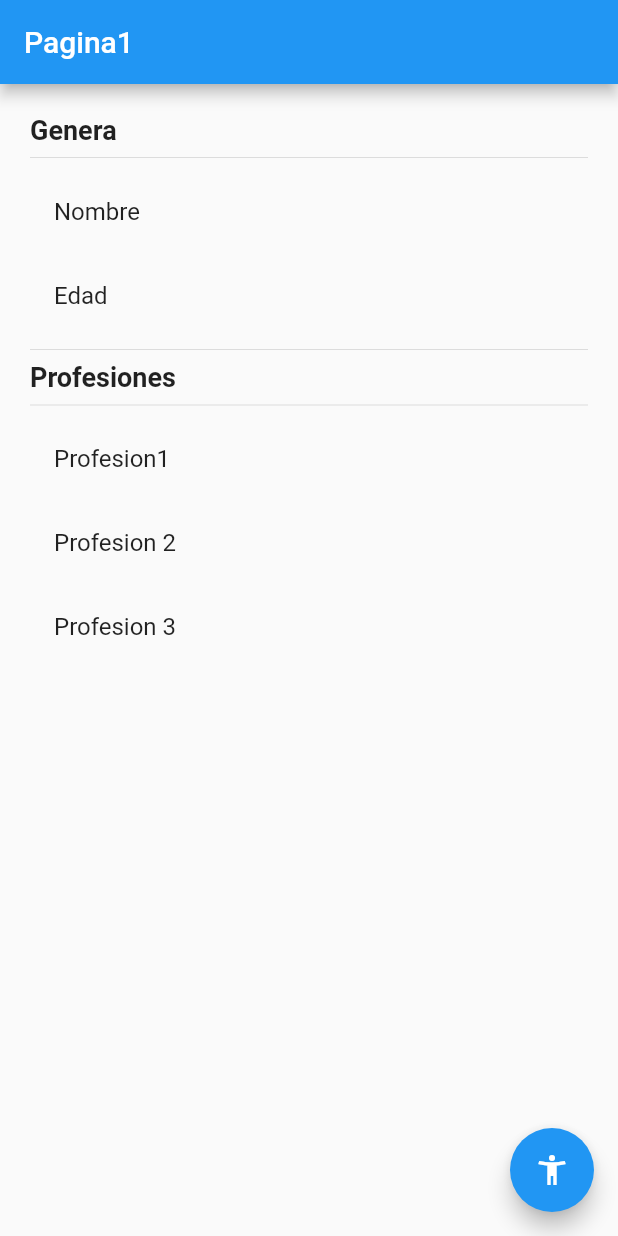
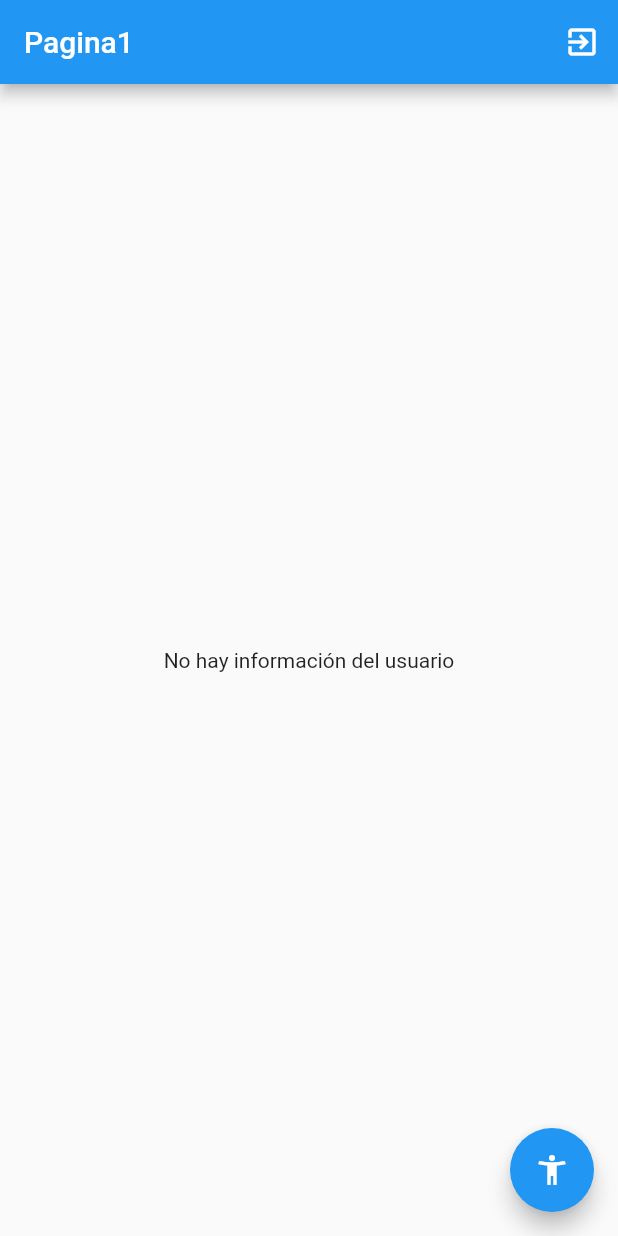
Before and after one commit to arsubo/patrones_providers_bloc, a Flutter app: the screen it shows after launch, on a phone screen of 412 x 824 dp. Run offline on Flutter 3.47's test engine with Material 2 defaults, Android fonts, the phone set to English and light mode, and no system bars; our stand-ins replace flutter_bloc.

Commit message:
Rama cubit terminada

```diff
--- /dev/null
+++ b/lib/bloc/usuario/usuario_cubit.dart
@@ -0,0 +1,47 @@
+/*
+Este archivo se encargad de englobar todas las peticiones
+como por ejemplo los llamados http
+  cubit de este directorio administra los estados del otro archivo
+*/
+
+import 'package:flutter/cupertino.dart';
+import 'package:flutter_bloc/flutter_bloc.dart';
+import 'package:estados_app/models/usuario.dart';
+
+//como los archivos son partes
+part 'usuario_state.dart';
+
+class UsuarioCubit extends Cubit<UsuarioState> {
+  UsuarioCubit() : super(UsuarioInit());
+
+  void seleccionaUsuario(Usuario user) {
+    emit(UsuarioActivo(user));
+  }
+
+  void cambiarEdad(int edad) {
+    final currentState = state;
+
+    if (currentState is UsuarioActivo) {
+      final newUser = currentState.usuario.copyWith(edad: edad);
+      emit(UsuarioActivo(newUser));
+    }
+  }
+
+  void agregarProfesion() {
+    final currentState = state;
+
+    if (currentState is UsuarioActivo) {
+      final newProfesiones = [
+        ...currentState.usuario.profesiones,
+        'Profesión ${currentState.usuario.profesiones.length + 1}'
+      ];
+      final newUser =
+          currentState.usuario.copyWith(profesiones: newProfesiones);
+      emit(UsuarioActivo(newUser));
+    }
+  }
+
+  void borrarUsuario() {
+    emit(UsuarioInit());
+  }
+}
--- /dev/null
+++ b/lib/bloc/usuario/usuario_state.dart
@@ -0,0 +1,18 @@
+part of 'usuario_cubit.dart';
+
+@immutable
+abstract class UsuarioState {}
+
+class UsuarioInit extends UsuarioState {
+  //aqui se definen los valores iniciales
+  final existeUsuario = false;
+}
+
+class UsuarioActivo extends UsuarioState {
+  final existeUsuario = true;
+  final Usuario usuario;
+
+  UsuarioActivo(this.usuario);
+
+
+}
--- a/lib/main.dart
+++ b/lib/main.dart
@@ -1,4 +1,7 @@
 import 'package:flutter/material.dart';
+import 'package:flutter_bloc/flutter_bloc.dart';
+
+import 'package:estados_app/bloc/usuario/usuario_cubit.dart';
 
 import 'package:estados_app/pages/pagina1_large.dart';
 import 'package:estados_app/pages/pagina2_large.dart';
@@ -7,7 +10,11 @@ void main() => runApp(MyApp());
 class MyApp extends StatelessWidget {
   @override
   Widget build(BuildContext context) {
-    return MaterialApp(
+    return MultiBlocProvider(
+          providers: [
+            BlocProvider(create: ( _ ) => UsuarioCubit(),)
+          ],
+          child: MaterialApp(
         debugShowCheckedModeBanner: false,
         title: 'Material App',
         initialRoute: 'pagina1',
@@ -15,6 +22,7 @@ class MyApp extends StatelessWidget {
           'pagina1': ( _ ) => Pagina1Page(),
           'pagina2': ( _ ) => Pagina2Page()
         },
+      ),
     );
   }
 }
--- a/lib/models/usuario.dart
+++ b/lib/models/usuario.dart
@@ -1,7 +1,14 @@
 class Usuario {
-  String nombre;
-  int edad;
-  List<String> profesiones;
+  final String nombre;
+  final int edad;
+  final List<String> profesiones;
 
   Usuario({this.nombre, this.edad, this.profesiones});
+
+  Usuario copyWith({String nombre, int edad, List<String> profesiones}) {
+    return Usuario(
+        nombre: nombre ?? this.nombre,
+        edad: edad ?? this.edad,
+        profesiones: profesiones ?? this.profesiones);
+  }
 }
--- a/lib/pages/pagina1_large.dart
+++ b/lib/pages/pagina1_large.dart
@@ -1,4 +1,8 @@
 import 'package:flutter/material.dart';
+import 'package:flutter_bloc/flutter_bloc.dart';
+
+import 'package:estados_app/bloc/usuario/usuario_cubit.dart';
+import 'package:estados_app/models/usuario.dart';
 
 class Pagina1Page extends StatelessWidget {
   @override
@@ -6,8 +10,15 @@ class Pagina1Page extends StatelessWidget {
     return Scaffold(
       appBar: AppBar(
         title: Text('Pagina1'),
+        actions: [
+          IconButton(
+              icon: Icon(Icons.exit_to_app),
+              onPressed: () {
+                context.bloc<UsuarioCubit>().borrarUsuario();
+              })
+        ],
       ),
-      body: InformacionUsuarios(),
+      body: BodyScaffold(),
       floatingActionButton: FloatingActionButton(
         child: Icon(Icons.accessibility_new),
         onPressed: () {
@@ -18,7 +29,41 @@ class Pagina1Page extends StatelessWidget {
   }
 }
 
+class BodyScaffold extends StatelessWidget {
+  @override
+  Widget build(BuildContext context) {
+    return BlocBuilder<UsuarioCubit, UsuarioState>(
+      builder: (_, state) {
+        switch (state.runtimeType) {
+          case UsuarioInit:
+            return Center(child: Text('No hay información del usuario'));
+            break;
+          case UsuarioActivo:
+            return InformacionUsuarios(
+                usuario: (state as UsuarioActivo).usuario);
+            break;
+          default:
+            return Center(child: Text('Estado no reconocido'));
+        }
+        //si no quieres usuar if
+        //   if (state is UsuarioInit) {
+        //     //está en el estado inicial no ha cargado nada
+        //     return Center(child: Text('No hay información del usuario'));
+        //   } else if (state is UsuarioActivo) {
+        //     return InformacionUsuarios(usuario: state.usuario);
+        //   } else {
+        //     return Center(child: Text('Estado no reconocido'));
+        //   }
+      },
+    );
+  }
+}
+
 class InformacionUsuarios extends StatelessWidget {
+  final Usuario usuario;
+
+  const InformacionUsuarios({this.usuario});
+
   @override
   Widget build(BuildContext context) {
     return Container(
@@ -28,18 +73,30 @@ class InformacionUsuarios extends StatelessWidget {
       child: Column(
         crossAxisAlignment: CrossAxisAlignment.start,
         children: <Widget>[
-        Text('Genera', style: TextStyle(fontSize: 18.0, fontWeight: FontWeight.bold),),
-        Divider(),
-        ListTile( title: Text('Nombre'),),
-        ListTile( title: Text('Edad'),),
-        Divider(),
-         Text('Profesiones', style: TextStyle(fontSize: 18.0, fontWeight: FontWeight.bold),),
-        Divider(),
-        ListTile( title: Text('Profesion1'),),
-        ListTile( title: Text('Profesion 2'),),
-        ListTile( title: Text('Profesion 3'),),
-      ],
-     ),
+          Text(
+            'Genera',
+            style: TextStyle(fontSize: 18.0, fontWeight: FontWeight.bold),
+          ),
+          Divider(),
+          ListTile(
+            title: Text('Nombre: ${usuario.nombre}'),
+          ),
+          ListTile(
+            title: Text('Edad: ${usuario.edad}'),
+          ),
+          Divider(),
+          Text(
+            'Profesion',
+            style: TextStyle(fontSize: 18.0, fontWeight: FontWeight.bold),
+          ),
+          Divider(),
+          ...usuario.profesiones
+              .map((profesion) => ListTile(
+                    title: Text(profesion),
+                  ))
+              .toList()
+        ],
+      ),
     );
   }
 }
--- a/pubspec.yaml
+++ b/pubspec.yaml
@@ -28,6 +28,7 @@ dependencies:
   # The following adds the Cupertino Icons font to your application.
   # Use with the CupertinoIcons class for iOS style icons.
   cupertino_icons: ^0.1.3
+  flutter_bloc: ^6.0.5
 
 dev_dependencies:
   flutter_test:
```
Also changed, not shown: lib/pages/pagina2_large.dart (+31 -13 lines), pubspec.lock. Lines whose indentation alone changed are shown as unchanged.
